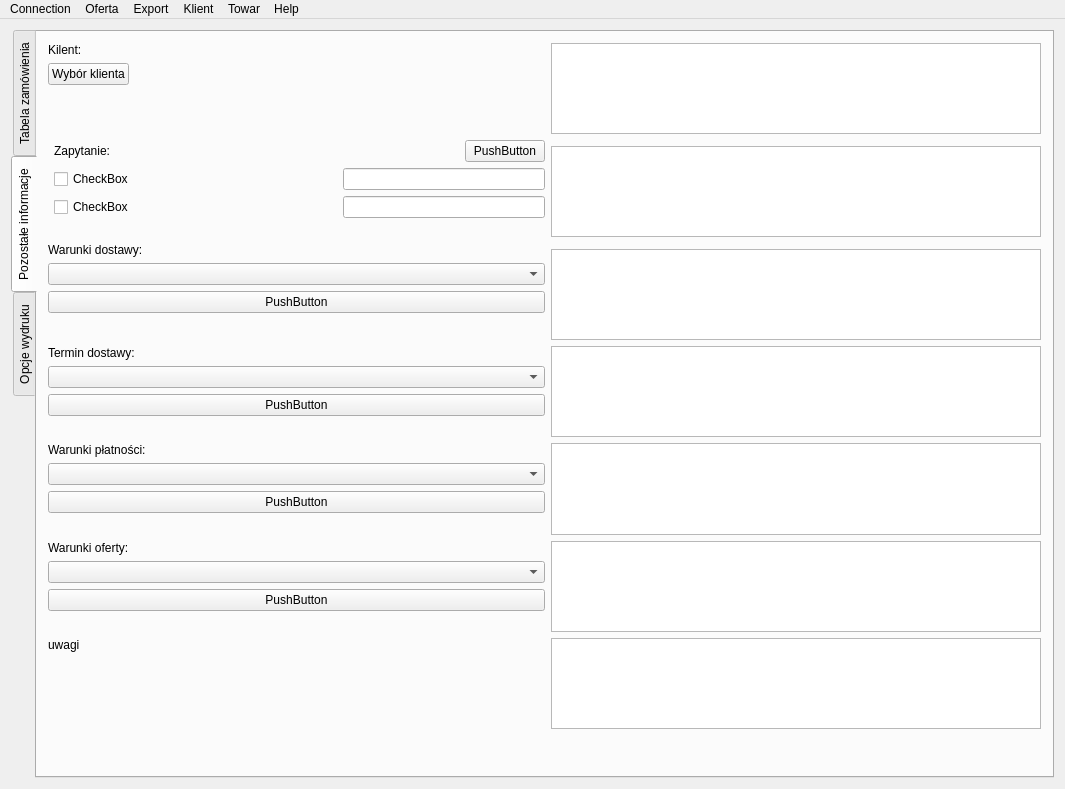
The window that MainWindow.ui (konserw/koferta) describes before a commit, drawn with Qt 5.
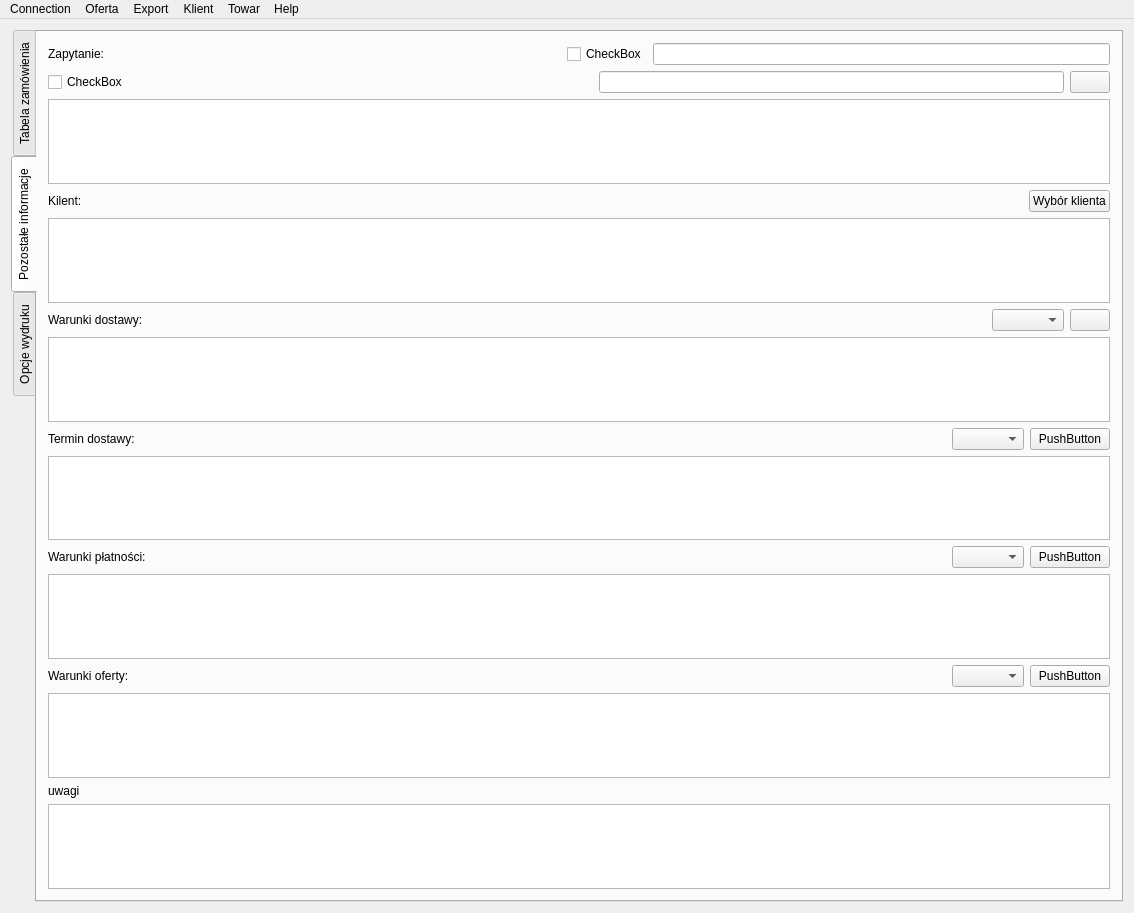
The same window after the commit. The open tabs and pages were chosen to show the change. Icons and pictures are not drawn.

Diff of the .ui file:
```diff
--- a/MainWindow.ui
+++ b/MainWindow.ui
@@ -6,8 +6,8 @@
    <rect>
     <x>0</x>
     <y>0</y>
-    <width>1065</width>
-    <height>789</height>
+    <width>1134</width>
+    <height>913</height>
    </rect>
   </property>
   <property name="windowTitle">
@@ -18,8 +18,8 @@
     <normaloff>:/ico</normaloff>:/ico</iconset>
   </property>
   <widget class="QWidget" name="centralWidget">
-   <layout class="QGridLayout" name="gridLayout">
-    <item row="0" column="0">
+   <layout class="QHBoxLayout" name="horizontalLayout_10">
+    <item>
      <widget class="QTabWidget" name="tabWidget">
       <property name="tabPosition">
        <enum>QTabWidget::West</enum>
@@ -131,9 +131,97 @@
        <attribute name="title">
         <string>Pozostałe informacje</string>
        </attribute>
-       <layout class="QGridLayout" name="gridLayout_2">
-        <item row="0" column="0" rowspan="2" colspan="2">
-         <layout class="QVBoxLayout" name="verticalLayout_9">
+       <layout class="QVBoxLayout" name="verticalLayout">
+        <item>
+         <layout class="QHBoxLayout" name="horizontalLayout_4">
+          <item>
+           <widget class="QLabel" name="label_zapytanie">
+            <property name="text">
+             <string>Zapytanie:</string>
+            </property>
+           </widget>
+          </item>
+          <item>
+           <spacer name="horizontalSpacer_5">
+            <property name="orientation">
+             <enum>Qt::Horizontal</enum>
+            </property>
+            <property name="sizeHint" stdset="0">
+             <size>
+              <width>40</width>
+              <height>20</height>
+             </size>
+            </property>
+           </spacer>
+          </item>
+          <item>
+           <widget class="QCheckBox" name="checkBox_zapytanieNr">
+            <property name="text">
+             <string>CheckBox</string>
+            </property>
+           </widget>
+          </item>
+          <item>
+           <widget class="QLineEdit" name="lineEdit_zapytanieNr"/>
+          </item>
+         </layout>
+        </item>
+        <item>
+         <layout class="QHBoxLayout" name="horizontalLayout">
+          <item>
+           <widget class="QCheckBox" name="checkBox_zapytanieData">
+            <property name="text">
+             <string>CheckBox</string>
+            </property>
+           </widget>
+          </item>
+          <item>
+           <spacer name="horizontalSpacer_6">
+            <property name="orientation">
+             <enum>Qt::Horizontal</enum>
+            </property>
+            <property name="sizeHint" stdset="0">
+             <size>
+              <width>40</width>
+              <height>20</height>
+             </size>
+            </property>
+           </spacer>
+          </item>
+          <item>
+           <widget class="QLineEdit" name="lineEdit_zapytanieData"/>
+          </item>
+          <item>
+           <widget class="QPushButton" name="pushButton_zapytanieData">
+            <property name="text">
+             <string/>
+            </property>
+            <property name="icon">
+             <iconset>
+              <normaloff>:/gui/calendar</normaloff>:/gui/calendar</iconset>
+            </property>
+            <property name="iconSize">
+             <size>
+              <width>32</width>
+              <height>32</height>
+             </size>
+            </property>
+           </widget>
+          </item>
+         </layout>
+        </item>
+        <item>
+         <widget class="QPlainTextEdit" name="plainTextEdit_zapytanie">
+          <property name="maximumSize">
+           <size>
+            <width>16777215</width>
+            <height>16777215</height>
+           </size>
+          </property>
+         </widget>
+        </item>
+        <item>
+         <layout class="QHBoxLayout" name="horizontalLayout_3">
           <item>
            <widget class="QLabel" name="label_klient">
             <property name="text">
@@ -141,6 +229,19 @@
             </property>
            </widget>
           </item>
+          <item>
+           <spacer name="horizontalSpacer_4">
+            <property name="orientation">
+             <enum>Qt::Horizontal</enum>
+            </property>
+            <property name="sizeHint" stdset="0">
+             <size>
+              <width>40</width>
+              <height>20</height>
+             </size>
+            </property>
+           </spacer>
+          </item>
           <item>
            <widget class="QPushButton" name="pushButton_wyborKlienta">
             <property name="sizePolicy">
@@ -154,138 +255,13 @@
             </property>
            </widget>
           </item>
-          <item>
-           <spacer name="verticalSpacer_9">
-            <property name="orientation">
-             <enum>Qt::Vertical</enum>
-            </property>
-            <property name="sizeHint" stdset="0">
-             <size>
-              <width>20</width>
-              <height>40</height>
-             </size>
-            </property>
-           </spacer>
-          </item>
          </layout>
         </item>
-        <item row="0" column="2">
+        <item>
          <widget class="QPlainTextEdit" name="plainTextEdit_klient"/>
         </item>
-        <item row="1" column="1" rowspan="2">
-         <layout class="QVBoxLayout" name="verticalLayout_8">
-          <item>
-           <layout class="QHBoxLayout" name="horizontalLayout_3">
-            <item>
-             <widget class="QLabel" name="label_zapytanie">
-              <property name="text">
-               <string>Zapytanie:</string>
-              </property>
-             </widget>
-            </item>
-            <item>
-             <spacer name="horizontalSpacer_4">
-              <property name="orientation">
-               <enum>Qt::Horizontal</enum>
-              </property>
-              <property name="sizeHint" stdset="0">
-               <size>
-                <width>40</width>
-                <height>20</height>
-               </size>
-              </property>
-             </spacer>
-            </item>
-            <item>
-             <widget class="QPushButton" name="pushButton_zapytanieData">
-              <property name="text">
-               <string>PushButton</string>
-              </property>
-             </widget>
-            </item>
-           </layout>
-          </item>
-          <item>
-           <layout class="QHBoxLayout" name="horizontalLayout_4">
-            <item>
-             <widget class="QCheckBox" name="checkBox_zapytanieNr">
-              <property name="text">
-               <string>CheckBox</string>
-              </property>
-             </widget>
-            </item>
-            <item>
-             <spacer name="horizontalSpacer_5">
-              <property name="orientation">
-               <enum>Qt::Horizontal</enum>
-              </property>
-              <property name="sizeHint" stdset="0">
-               <size>
-                <width>40</width>
-                <height>20</height>
-               </size>
-              </property>
-             </spacer>
-            </item>
-            <item>
-             <widget class="QLineEdit" name="lineEdit_zapytanieNr"/>
-            </item>
-           </layout>
-          </item>
-          <item>
-           <layout class="QHBoxLayout" name="horizontalLayout">
-            <item>
-             <widget class="QCheckBox" name="checkBox_zapytanieData">
-              <property name="text">
-               <string>CheckBox</string>
-              </property>
-             </widget>
-            </item>
-            <item>
-             <spacer name="horizontalSpacer_6">
-              <property name="orientation">
-               <enum>Qt::Horizontal</enum>
-              </property>
-              <property name="sizeHint" stdset="0">
-               <size>
-                <width>40</width>
-                <height>20</height>
-               </size>
-              </property>
-             </spacer>
-            </item>
-            <item>
-             <widget class="QLineEdit" name="lineEdit_zapytanieData"/>
-            </item>
-           </layout>
-          </item>
-          <item>
-           <spacer name="verticalSpacer_7">
-            <property name="orientation">
-             <enum>Qt::Vertical</enum>
-            </property>
-            <property name="sizeHint" stdset="0">
-             <size>
-              <width>20</width>
-              <height>40</height>
-             </size>
-            </property>
-           </spacer>
-          </item>
-         </layout>
-        </item>
-        <item row="2" column="2">
-         <widget class="QPlainTextEdit" name="plainTextEdit_zapytanie">
-          <property name="maximumSize">
-           <size>
-            <width>16777215</width>
-            <height>16777215</height>
-           </size>
-          </property>
-         </widget>
-        </item>
-        <item row="3" column="0" rowspan="2" colspan="2">
-         <layout class="QVBoxLayout" name="verticalLayout">
+        <item>
+         <layout class="QHBoxLayout" name="horizontalLayout_5">
           <item>
            <widget class="QLabel" name="label_dostawa">
             <property name="text">
@@ -293,32 +269,32 @@
             </property>
            </widget>
           </item>
+          <item>
+           <spacer name="horizontalSpacer_10">
+            <property name="orientation">
+             <enum>Qt::Horizontal</enum>
+            </property>
+            <property name="sizeHint" stdset="0">
+             <size>
+              <width>40</width>
+              <height>20</height>
+             </size>
+            </property>
+           </spacer>
+          </item>
           <item>
            <widget class="QComboBox" name="comboBox_dostawa"/>
           </item>
           <item>
            <widget class="QPushButton" name="pushButton_dostawa">
             <property name="text">
-             <string>PushButton</string>
+             <string/>
             </property>
            </widget>
           </item>
-          <item>
-           <spacer name="verticalSpacer_2">
-            <property name="orientation">
-             <enum>Qt::Vertical</enum>
-            </property>
-            <property name="sizeHint" stdset="0">
-             <size>
-              <width>20</width>
-              <height>40</height>
-             </size>
-            </property>
-           </spacer>
-          </item>
          </layout>
         </item>
-        <item row="4" column="2">
+        <item>
          <widget class="QPlainTextEdit" name="plainTextEdit_dostawa">
           <property name="maximumSize">
            <size>
@@ -328,8 +304,8 @@
           </property>
          </widget>
         </item>
-        <item row="5" column="0" colspan="2">
-         <layout class="QVBoxLayout" name="verticalLayout_3">
+        <item>
+         <layout class="QHBoxLayout" name="horizontalLayout_6">
           <item>
            <widget class="QLabel" name="label_termin">
             <property name="text">
@@ -337,6 +313,19 @@
             </property>
            </widget>
           </item>
+          <item>
+           <spacer name="horizontalSpacer_7">
+            <property name="orientation">
+             <enum>Qt::Horizontal</enum>
+            </property>
+            <property name="sizeHint" stdset="0">
+             <size>
+              <width>40</width>
+              <height>20</height>
+             </size>
+            </property>
+           </spacer>
+          </item>
           <item>
            <widget class="QComboBox" name="comboBox_termin"/>
           </item>
@@ -347,22 +336,9 @@
             </property>
            </widget>
           </item>
-          <item>
-           <spacer name="verticalSpacer_3">
-            <property name="orientation">
-             <enum>Qt::Vertical</enum>
-            </property>
-            <property name="sizeHint" stdset="0">
-             <size>
-              <width>20</width>
-              <height>40</height>
-             </size>
-            </property>
-           </spacer>
-          </item>
          </layout>
         </item>
-        <item row="5" column="2">
+        <item>
          <widget class="QPlainTextEdit" name="plainTextEdit_termin">
           <property name="maximumSize">
            <size>
@@ -372,8 +348,8 @@
           </property>
          </widget>
         </item>
-        <item row="6" column="0" colspan="2">
-         <layout class="QVBoxLayout" name="verticalLayout_5">
+        <item>
+         <layout class="QHBoxLayout" name="horizontalLayout_7">
           <item>
            <widget class="QLabel" name="label_platnosc">
             <property name="text">
@@ -381,6 +357,19 @@
             </property>
            </widget>
           </item>
+          <item>
+           <spacer name="horizontalSpacer_8">
+            <property name="orientation">
+             <enum>Qt::Horizontal</enum>
+            </property>
+            <property name="sizeHint" stdset="0">
+             <size>
+              <width>40</width>
+              <height>20</height>
+             </size>
+            </property>
+           </spacer>
+          </item>
           <item>
            <widget class="QComboBox" name="comboBox_platnosc"/>
           </item>
@@ -391,22 +380,9 @@
             </property>
            </widget>
           </item>
-          <item>
-           <spacer name="verticalSpacer_4">
-            <property name="orientation">
-             <enum>Qt::Vertical</enum>
-            </property>
-            <property name="sizeHint" stdset="0">
-             <size>
-              <width>20</width>
-              <height>40</height>
-             </size>
-            </property>
-           </spacer>
-          </item>
          </layout>
         </item>
-        <item row="6" column="2">
+        <item>
          <widget class="QPlainTextEdit" name="plainTextEdit_platnosc">
           <property name="sizePolicy">
            <sizepolicy hsizetype="Expanding" vsizetype="Expanding">
@@ -425,8 +401,8 @@
           </property>
          </widget>
         </item>
-        <item row="7" column="0" colspan="2">
-         <layout class="QVBoxLayout" name="verticalLayout_6">
+        <item>
+         <layout class="QHBoxLayout" name="horizontalLayout_8">
           <item>
            <widget class="QLabel" name="label_oferta">
             <property name="text">
@@ -434,6 +410,19 @@
             </property>
            </widget>
           </item>
+          <item>
+           <spacer name="horizontalSpacer_9">
+            <property name="orientation">
+             <enum>Qt::Horizontal</enum>
+            </property>
+            <property name="sizeHint" stdset="0">
+             <size>
+              <width>40</width>
+              <height>20</height>
+             </size>
+            </property>
+           </spacer>
+          </item>
           <item>
            <widget class="QComboBox" name="comboBox_oferta"/>
           </item>
@@ -444,22 +433,9 @@
             </property>
            </widget>
           </item>
-          <item>
-           <spacer name="verticalSpacer_5">
-            <property name="orientation">
-             <enum>Qt::Vertical</enum>
-            </property>
-            <property name="sizeHint" stdset="0">
-             <size>
-              <width>20</width>
-              <height>40</height>
-             </size>
-            </property>
-           </spacer>
-          </item>
          </layout>
         </item>
-        <item row="7" column="2">
+        <item>
          <widget class="QPlainTextEdit" name="plainTextEdit_oferta">
           <property name="maximumSize">
            <size>
@@ -469,31 +445,14 @@
           </property>
          </widget>
         </item>
-        <item row="8" column="0" colspan="2">
-         <layout class="QVBoxLayout" name="verticalLayout_7">
-          <item>
-           <widget class="QLabel" name="label_uwagi">
-            <property name="text">
-             <string>uwagi</string>
-            </property>
-           </widget>
-          </item>
-          <item>
-           <spacer name="verticalSpacer_6">
-            <property name="orientation">
-             <enum>Qt::Vertical</enum>
-            </property>
-            <property name="sizeHint" stdset="0">
-             <size>
-              <width>20</width>
-              <height>40</height>
-             </size>
-            </property>
-           </spacer>
-          </item>
-         </layout>
+        <item>
+         <widget class="QLabel" name="label_uwagi">
+          <property name="text">
+           <string>uwagi</string>
+          </property>
+         </widget>
         </item>
-        <item row="8" column="2">
+        <item>
          <widget class="QPlainTextEdit" name="plainTextEdit_uwagi">
           <property name="maximumSize">
            <size>
@@ -503,32 +462,6 @@
           </property>
          </widget>
         </item>
-        <item row="9" column="1">
-         <spacer name="verticalSpacer_8">
-          <property name="orientation">
-           <enum>Qt::Vertical</enum>
-          </property>
-          <property name="sizeHint" stdset="0">
-           <size>
-            <width>158</width>
-            <height>14</height>
-           </size>
-          </property>
-         </spacer>
-        </item>
-        <item row="9" column="2">
-         <spacer name="verticalSpacer">
-          <property name="orientation">
-           <enum>Qt::Vertical</enum>
-          </property>
-          <property name="sizeHint" stdset="0">
-           <size>
-            <width>20</width>
-            <height>137</height>
-           </size>
-          </property>
-         </spacer>
-        </item>
        </layout>
       </widget>
       <widget class="QWidget" name="tab_4">
@@ -732,7 +665,7 @@
     <rect>
      <x>0</x>
      <y>0</y>
-     <width>1065</width>
+     <width>1134</width>
      <height>21</height>
     </rect>
    </property>
```
Left out of the diff: 83 changed lines with no effect on the pictures.
